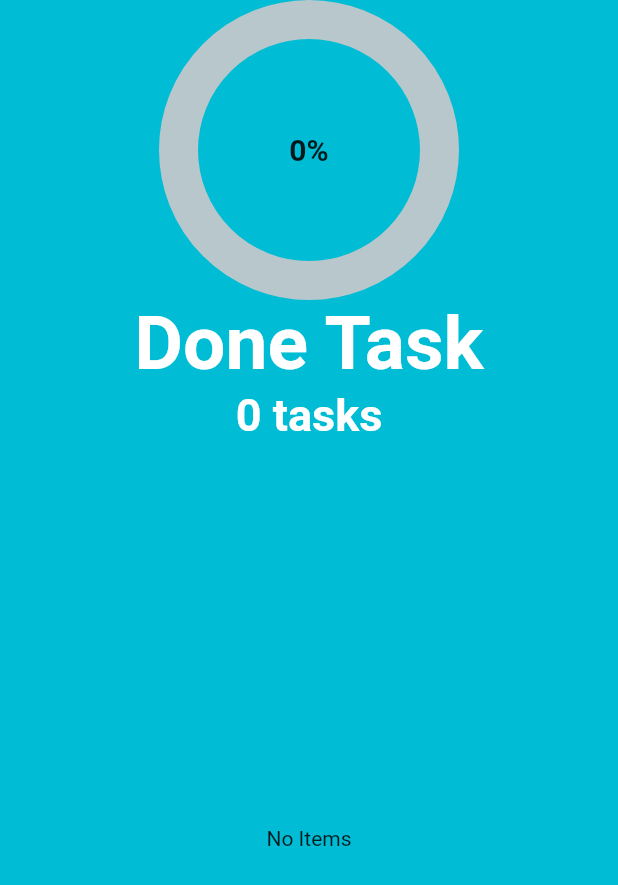
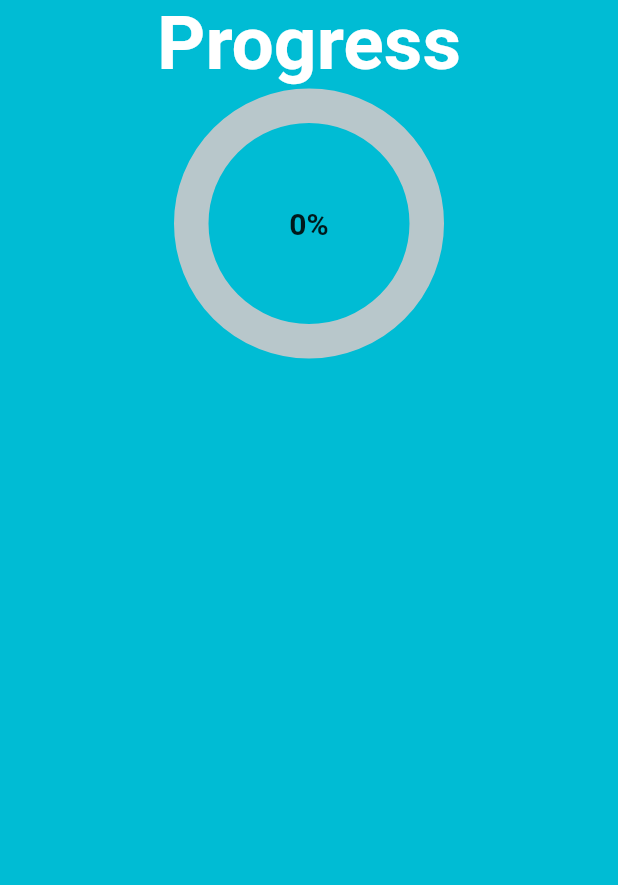
Before and after one commit to otouto3/flutter-todo-app, a Flutter app: the DoneTasksScreen screen opened directly, on a phone screen of 412 x 824 dp. Shown: the top 885 px of the screen. Run offline on Flutter 3.47's test engine with Material 2 defaults, Android fonts, the phone set to English and light mode, and no system bars; drawn by our look-alikes of percent_indicator; our stand-ins replace datetime_picker_formfield, sqflite, table_calendar; accounts and stored records are empty.

Commit message:
tasks_screenの残りタスク数の表示の変更

```diff
--- a/lib/screens/done_tasks_screen.dart
+++ b/lib/screens/done_tasks_screen.dart
@@ -30,38 +30,30 @@ class _DoneTasksScreenState extends State<DoneTasksScreen> {
       body: SafeArea(
         child: Column(
           children: <Widget>[
+            Text(
+              'Progress',
+              style: TextStyle(
+                color: Colors.white,
+                fontSize: 50.0,
+                fontWeight: FontWeight.w700,
+              ),
+            ),
             CircularPercentIndicator(
-              radius: 200.0,
-              lineWidth: 26.0,
+              radius: 180.0,
+              lineWidth: 23.0,
               animation: true,
               percent: percentTask,
               center: Text(
                 "$taskRatio%",
                 style: TextStyle(fontWeight: FontWeight.bold, fontSize: 20.0),
               ),
-//              footer:  Text(
-//                "Sales this week",
-//                style:
-//                     TextStyle(fontWeight: FontWeight.bold, fontSize: 17.0),
+//              footer: Text(
+//                "Progress",
+//                style: TextStyle(fontWeight: FontWeight.bold, fontSize: 17.0),
 //              ),
               circularStrokeCap: CircularStrokeCap.round,
-              progressColor: Colors.purple,
-            ),
-            Text(
-              'Done Task',
-              style: TextStyle(
-                color: Colors.white,
-                fontSize: 50.0,
-                fontWeight: FontWeight.w700,
-              ),
-            ),
-            Text(
-              '${todoModel.completedTodoList.length} tasks',
-              style: TextStyle(
-                color: Colors.white,
-                fontSize: 30.0,
-                fontWeight: FontWeight.w700,
-              ),
+              //progressColor: Color(0xFFA42481),
+              progressColor: Color(0xFFC7398E),
             ),
             Expanded(
               child: Container(
@@ -72,7 +64,6 @@ class _DoneTasksScreenState extends State<DoneTasksScreen> {
                   color: Colors.cyan,
                   borderRadius: BorderRadius.circular(10.0),
                 ),
-                //child:
                 //Todo #1 DBを引数にするか、TodoList側でDBを定義する(consumerを使う？)
                 child: TodoList(
                   todoList: todoModel.completedTodoList,
--- a/lib/widget/todo_list.dart
+++ b/lib/widget/todo_list.dart
@@ -12,7 +12,8 @@ class TodoList extends StatelessWidget {
   @override
   Widget build(BuildContext context) {
     if (todoList.isEmpty) {
-      return Center(child: Text("No Items"));
+      //return Center(child: Text("No Items"));
+      return Center(child: Text(""));
     }
     return ListView.builder(
       itemBuilder: (context, index) {
```
Also changed, not shown: lib/screens/tasks_screen.dart (+12 -1 lines).
